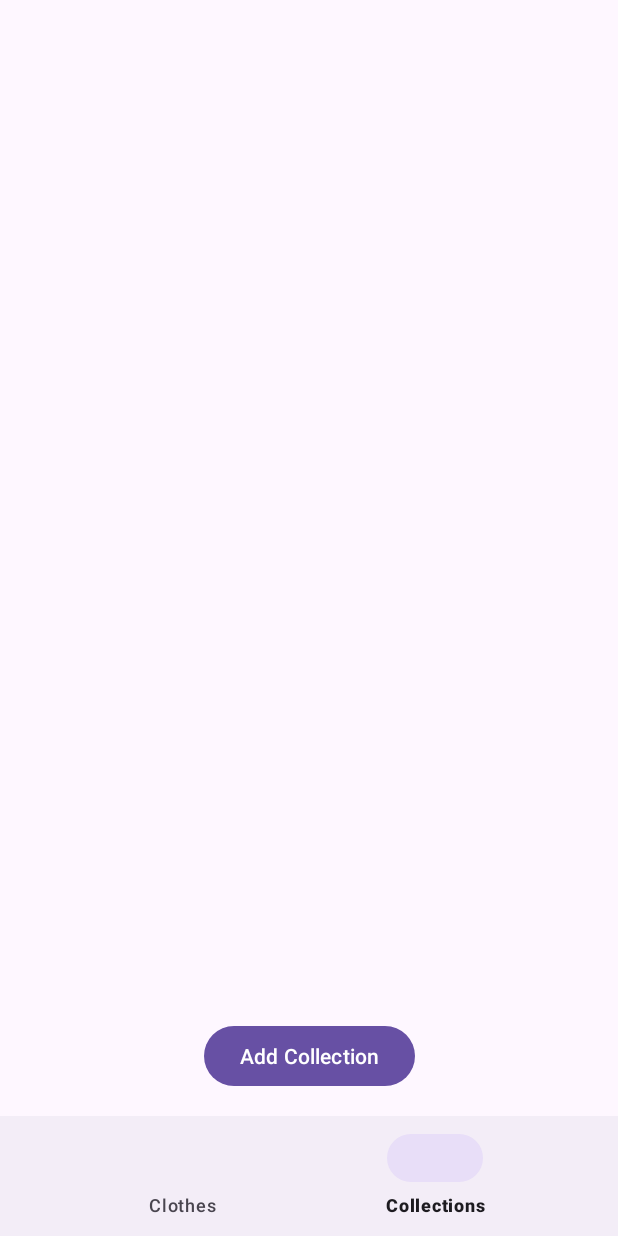
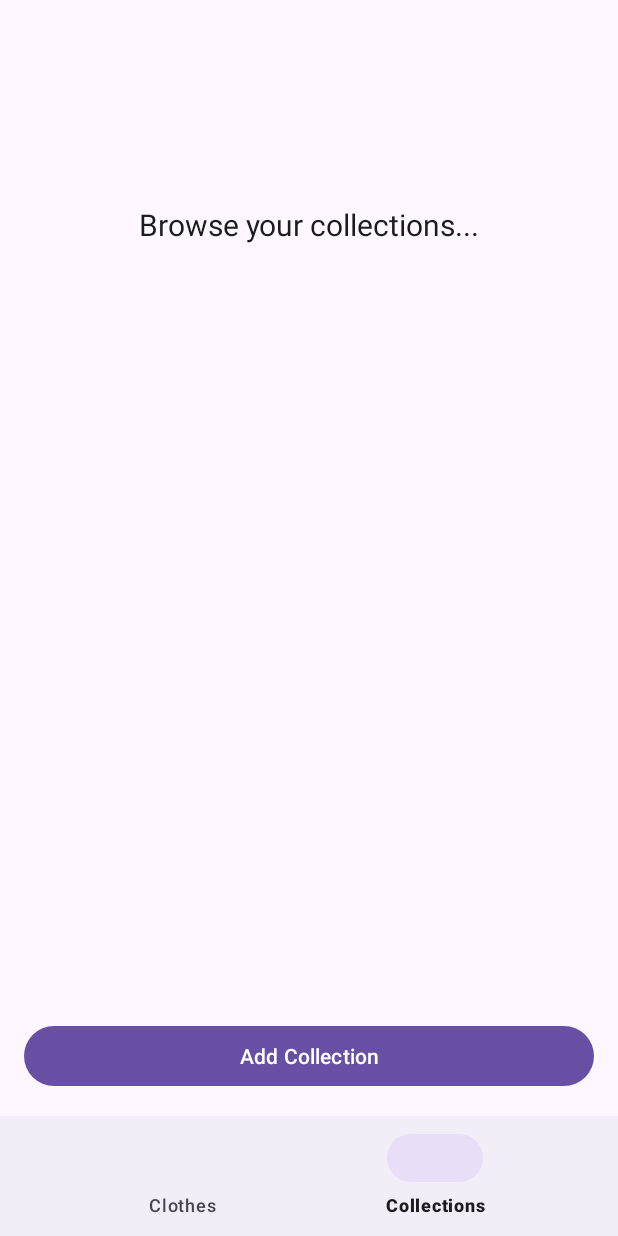
Before and after one commit to elghfz/pocketcloset, an Android app: the screen it shows after launch (MainActivity), item 2 of the bottom bar chosen, on a phone screen of 412 x 824 dp. Run offline under Robolectric (Android 15) with nearby library versions, the phone set to English and light mode, and no system bars.

Commit message:
emoji support for collections

```diff
--- a/app/src/main/java/com/fz/pocketcloset/ClothingDetailFragment.java
+++ b/app/src/main/java/com/fz/pocketcloset/ClothingDetailFragment.java
@@ -81,7 +81,7 @@ public class ClothingDetailFragment extends Fragment {
                 tagsTextView.setText(clothing.getTags());
 
                 // Load collections it belongs to
-                List<Collection> collections = new CollectionsManager(requireContext()).getCollectionsForClothing(clothingId);
+                List<Collection> collections = new CollectionsManager(requireContext()).getCollectionsForClothing(clothingId); // Ensure this fetches emojis too
                 CollectionAdapter adapter = new CollectionAdapter(
                         collections,
                         collection -> {
@@ -91,7 +91,8 @@ public class ClothingDetailFragment extends Fragment {
                             }
                         },
                         null, // No long-click handler for collection items here
-                        false
+                        false,
+                        null // No emoji update here
                 );
                 collectionsRecyclerView.setAdapter(adapter);
             }
@@ -99,6 +100,7 @@ public class ClothingDetailFragment extends Fragment {
             Log.e(TAG, "Error loading clothing details: " + e.getMessage(), e);
         }
     }
+
 
     private void showEditTagsDialog() {
         AlertDialog.Builder builder = new AlertDialog.Builder(requireContext());
--- a/app/src/main/java/com/fz/pocketcloset/CollectionAdapter.java
+++ b/app/src/main/java/com/fz/pocketcloset/CollectionAdapter.java
@@ -18,6 +18,7 @@ public class CollectionAdapter extends RecyclerView.Adapter<CollectionAdapter.Co
     private final List<Collection> collectionList;
     private final OnItemClickListener onItemClickListener;
     private final OnItemLongClickListener onItemLongClickListener;
+    private final EmojiClickListener emojiClickListener;
     private boolean selectionMode;
     private final Set<Collection> selectedItems = new HashSet<>();
 
@@ -29,16 +30,23 @@ public class CollectionAdapter extends RecyclerView.Adapter<CollectionAdapter.Co
         void onItemLongClick(Collection collection);
     }
 
+    public interface EmojiClickListener {
+        void onEmojiClicked(Collection collection);
+    }
+
+
     public CollectionAdapter(
             List<Collection> collectionList,
             OnItemClickListener onItemClickListener,
             OnItemLongClickListener onItemLongClickListener,
-            boolean selectionMode
+            boolean selectionMode,
+            EmojiClickListener emojiClickListener
     ) {
         this.collectionList = collectionList;
         this.onItemClickListener = onItemClickListener;
         this.onItemLongClickListener = onItemLongClickListener;
         this.selectionMode = selectionMode;
+        this.emojiClickListener = emojiClickListener;
     }
 
     public void setSelectionMode(boolean selectionMode) {
@@ -57,7 +65,15 @@ public class CollectionAdapter extends RecyclerView.Adapter<CollectionAdapter.Co
     public void onBindViewHolder(@NonNull CollectionViewHolder holder, int position) {
         Collection collection = collectionList.get(position);
 
-        holder.collectionNameTextView.setText(collection.getName());
+        holder.collectionName.setText(collection.getName());
+        holder.emojiView.setText(collection.getEmoji());
+
+        // Trigger the callback for emoji click
+        holder.emojiView.setOnClickListener(v -> {
+            if (emojiClickListener != null) {
+                emojiClickListener.onEmojiClicked(collection);
+            }
+        });
 
         holder.itemView.setOnClickListener(v -> {
             if (!selectionMode) {
@@ -109,13 +125,15 @@ public class CollectionAdapter extends RecyclerView.Adapter<CollectionAdapter.Co
     }
 
     static class CollectionViewHolder extends RecyclerView.ViewHolder {
-        TextView collectionNameTextView;
+        TextView collectionName;
         CheckBox selectCheckbox;
+        TextView emojiView;
 
         public CollectionViewHolder(@NonNull View itemView) {
             super(itemView);
-            collectionNameTextView = itemView.findViewById(R.id.textViewCollectionName);
-            selectCheckbox = itemView.findViewById(R.id.checkbox);
+            collectionName = itemView.findViewById(R.id.collectionName);
+            selectCheckbox = itemView.findViewById(R.id.collectionCheckbox);
+            emojiView = itemView.findViewById(R.id.emojiView);
         }
     }
 }
--- a/app/src/main/java/com/fz/pocketcloset/CollectionsFragment.java
+++ b/app/src/main/java/com/fz/pocketcloset/CollectionsFragment.java
@@ -25,7 +25,6 @@ public class CollectionsFragment extends Fragment {
     private static final String TAG = "CollectionsFragment";
     private RecyclerView recyclerView;
     private CollectionAdapter adapter;
-    private DatabaseHelper dbHelper;
 
     private Button addCollectionButton, deleteButton;
     private boolean isSelectionMode = false;
@@ -37,12 +36,12 @@ public class CollectionsFragment extends Fragment {
         View view = inflater.inflate(R.layout.fragment_collections, container, false);
 
         try {
-            dbHelper = new DatabaseHelper(requireContext());
-            recyclerView = view.findViewById(R.id.recyclerView);
+            DatabaseHelper dbHelper = new DatabaseHelper(requireContext());
+            recyclerView = view.findViewById(R.id.collectionRecyclerView);
             recyclerView.setLayoutManager(new LinearLayoutManager(requireContext()));
 
-            addCollectionButton = view.findViewById(R.id.button_add_collection);
-            deleteButton = view.findViewById(R.id.button_delete);
+            addCollectionButton = view.findViewById(R.id.addCollectionButton);
+            deleteButton = view.findViewById(R.id.deleteButton);
 
             addCollectionButton.setOnClickListener(v -> showAddCollectionDialog());
             deleteButton.setOnClickListener(v -> deleteSelectedCollections());
@@ -61,13 +60,16 @@ public class CollectionsFragment extends Fragment {
 
     private void loadCollections() {
         try {
+            // Fetch the latest collections from the database
             List<Collection> collections = new CollectionsManager(requireContext()).getAllCollections();
 
+            // Update the adapter with the latest data
             adapter = new CollectionAdapter(
                     collections,
                     this::handleItemClick,
                     this::handleItemLongClick,
-                    isSelectionMode
+                    isSelectionMode,
+                    this::updateEmoji
             );
 
             recyclerView.setAdapter(adapter);
@@ -76,6 +78,35 @@ public class CollectionsFragment extends Fragment {
             Toast.makeText(requireContext(), "Error loading collections.", Toast.LENGTH_SHORT).show();
         }
     }
+
+    private void updateEmoji(Collection collection) {
+        AlertDialog.Builder builder = new AlertDialog.Builder(requireContext());
+        builder.setTitle("Update Emoji");
+
+        final EditText input = new EditText(requireContext());
+        input.setHint("Enter an emoji");
+        builder.setView(input);
+
+        builder.setPositiveButton("Update", (dialog, which) -> {
+            String newEmoji = input.getText().toString().trim();
+
+            if (isValidEmoji(newEmoji)) {
+                // Update the collection's emoji in the database
+                new CollectionsManager(requireContext()).updateCollectionEmoji(collection.getId(), newEmoji);
+
+                // Refresh the collections list
+                loadCollections(); // Refreshes the RecyclerView with the updated emoji
+
+                Toast.makeText(requireContext(), "Emoji updated successfully!", Toast.LENGTH_SHORT).show();
+            } else {
+                Toast.makeText(requireContext(), "Invalid emoji. Please try again.", Toast.LENGTH_SHORT).show();
+            }
+        });
+
+        builder.setNegativeButton("Cancel", (dialog, which) -> dialog.dismiss());
+        builder.show();
+    }
+
 
     private void handleItemClick(Collection collection) {
         if (isSelectionMode) {
@@ -159,6 +190,21 @@ public class CollectionsFragment extends Fragment {
         builder.show();
     }
 
+
+    private boolean isValidEmoji(String input) {
+        if (input == null || input.isEmpty()) {
+            return false;
+        }
+
+        // Emoji typically consists of a single Unicode code point
+        int codePoint = input.codePointAt(0);
+        return input.length() == Character.charCount(codePoint) &&
+                Character.isSupplementaryCodePoint(codePoint);
+    }
+
+
+
+
     private void openCollection(Collection collection) {
         if (!isSelectionMode) {
             if (getActivity() instanceof MainActivity) {
@@ -166,7 +212,6 @@ public class CollectionsFragment extends Fragment {
             }
         }
     }
-
 
     private void updateButtonVisibility() {
         if (isSelectionMode) {
--- a/app/src/main/java/com/fz/pocketcloset/DatabaseHelper.java
+++ b/app/src/main/java/com/fz/pocketcloset/DatabaseHelper.java
@@ -8,7 +8,7 @@ public class DatabaseHelper extends SQLiteOpenHelper {
 
     //Database info
     private static final String DATABASE_NAME = "ClosetApp.db";
-    private static final int DATABASE_VERSION = 2;
+    private static final int DATABASE_VERSION = 3;
 
     //Tables names
     private static final String TABLE_CLOTHES = "Clothes";
@@ -26,11 +26,12 @@ public class DatabaseHelper extends SQLiteOpenHelper {
                    ");";
 
     // Collections Table Schema
-    private static final String CREATE_TABLE_COLLECTIONS =
-            "CREATE TABLE " + TABLE_COLLECTIONS + " (" +
-                    "id INTEGER PRIMARY KEY AUTOINCREMENT, " +
-                    "name TEXT NOT NULL" +
-                    ");";
+    private static final String CREATE_TABLE_COLLECTIONS = "CREATE TABLE Collections (" +
+            "id INTEGER PRIMARY KEY AUTOINCREMENT, " +
+            "name TEXT NOT NULL, " +
+            "emoji TEXT DEFAULT '📁'" + // Add the emoji column here
+            ");";
+
 
     // Outfits Table Schema
     private static final String CREATE_TABLE_OUTFITS =
@@ -83,4 +84,5 @@ public class DatabaseHelper extends SQLiteOpenHelper {
         db.execSQL("DROP TABLE IF EXISTS " + TABLE_CLOTHES);
         onCreate(db);
     }
+
 }
--- a/app/src/main/res/layout/fragment_collections.xml
+++ b/app/src/main/res/layout/fragment_collections.xml
@@ -1,41 +1,53 @@
 <?xml version="1.0" encoding="utf-8"?>
-<androidx.constraintlayout.widget.ConstraintLayout
+<LinearLayout
     xmlns:android="http://schemas.android.com/apk/res/android"
-    xmlns:app="http://schemas.android.com/apk/res-auto"
     android:layout_width="match_parent"
-    android:layout_height="match_parent">
+    android:layout_height="match_parent"
+    android:orientation="vertical"
+    android:padding="16dp">
 
-    <!-- RecyclerView for displaying collections -->
+    <!-- Space at the top -->
+    <Space
+        android:layout_width="match_parent"
+        android:layout_height="120dp" />
+
+    <!-- Title -->
+    <TextView
+        android:id="@+id/titleText"
+        android:layout_width="match_parent"
+        android:layout_height="wrap_content"
+        android:text="Browse your collections..."
+        android:textSize="20sp"
+        android:textColor="?android:textColorPrimary"
+        android:gravity="center"
+        android:layout_marginBottom="16dp" />
+
+    <!-- Space between the title and the collection list -->
+    <Space
+        android:layout_width="match_parent"
+        android:layout_height="26dp" />
+
+    <!-- RecyclerView -->
     <androidx.recyclerview.widget.RecyclerView
-        android:id="@+id/recyclerView"
-        android:layout_width="0dp"
+        android:id="@+id/collectionRecyclerView"
+        android:layout_width="match_parent"
         android:layout_height="0dp"
-        app:layout_constraintTop_toTopOf="parent"
-        app:layout_constraintBottom_toTopOf="@id/button_add_collection"
-        app:layout_constraintStart_toStartOf="parent"
-        app:layout_constraintEnd_toEndOf="parent" />
+        android:layout_weight="1"
+        android:scrollbars="vertical" />
 
-    <!-- Button to add a collection -->
+    <!-- Add Collection Button -->
     <Button
-        android:id="@+id/button_add_collection"
+        android:id="@+id/addCollectionButton"
+        android:layout_width="match_parent"
+        android:layout_height="wrap_content"
+        android:text="Add Collection" />
+    <Button
+        android:id="@+id/deleteButton"
         android:layout_width="wrap_content"
         android:layout_height="wrap_content"
-        android:text="Add Collection"
-        app:layout_constraintBottom_toBottomOf="parent"
-        app:layout_constraintStart_toStartOf="parent"
-        app:layout_constraintEnd_toEndOf="parent"
-        android:layout_marginBottom="16dp" />
+        android:layout_gravity="end"
+        android:layout_margin="8dp"
+        android:text="Delete"
+        android:visibility="gone" />
 
-    <!-- Button to delete selected collections -->
-    <Button
-        android:id="@+id/button_delete"
-        android:layout_width="wrap_content"
-        android:layout_height="wrap_content"
-        android:layout_marginTop="16dp"
-        android:text="Delete"
-        android:visibility="gone"
-        app:layout_constraintBottom_toBottomOf="parent"
-        app:layout_constraintStart_toStartOf="parent"
-        app:layout_constraintEnd_toEndOf="parent"
-        android:layout_marginBottom="64dp" />
-</androidx.constraintlayout.widget.ConstraintLayout>
+</LinearLayout>
```
Also changed, not shown: app/src/main/java/com/fz/pocketcloset/Collection.java (+11 -0 lines), app/src/main/java/com/fz/pocketcloset/CollectionDetailFragment.java (+75 -32 lines), app/src/main/java/com/fz/pocketcloset/CollectionsManager.java (+62 -19 lines), app/src/main/res/layout/fragment_collection_detail.xml (+11 -0 lines), app/src/main/res/layout/item_collection.xml (+25 -17 lines).
